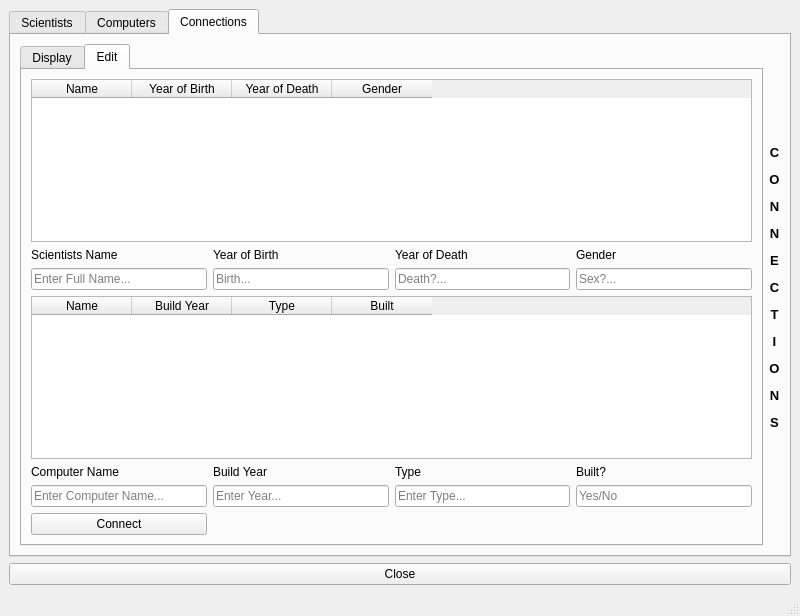
ivarmarkusson/Verkefni-1, file Verkefni3/displaywindow.ui: the form before one commit.
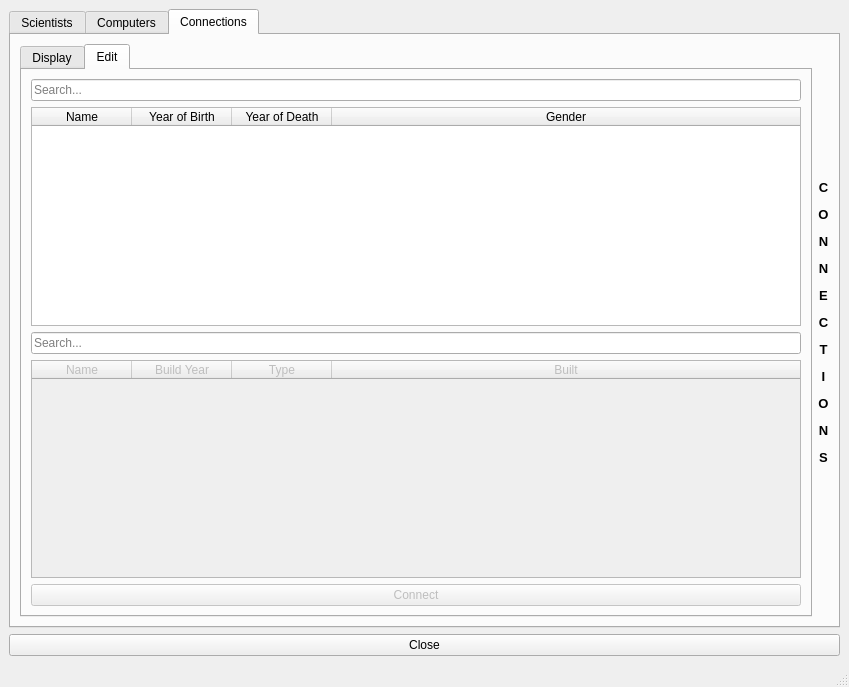
The form after the commit. The open tabs and pages were chosen to show the change.

Diff of the .ui file:
```diff
--- a/Verkefni3/displaywindow.ui
+++ b/Verkefni3/displaywindow.ui
@@ -6,23 +6,16 @@
    <rect>
     <x>0</x>
     <y>0</y>
-    <width>800</width>
-    <height>616</height>
+    <width>849</width>
+    <height>687</height>
    </rect>
   </property>
   <property name="windowTitle">
    <string>MainWindow</string>
   </property>
   <widget class="QWidget" name="centralwidget">
-   <layout class="QGridLayout" name="gridLayout">
-    <item row="2" column="0">
-     <widget class="QPushButton" name="pushButton_close">
-      <property name="text">
-       <string>Close</string>
-      </property>
-     </widget>
-    </item>
-    <item row="1" column="0">
+   <layout class="QGridLayout" name="gridLayout_6">
+    <item row="0" column="0">
      <widget class="QTabWidget" name="tab_sci_com_conn">
       <property name="enabled">
        <bool>true</bool>
@@ -373,16 +366,74 @@
            <attribute name="title">
             <string>Edit</string>
            </attribute>
-           <layout class="QGridLayout" name="gridLayout_8">
-            <item row="2" column="3">
-             <widget class="QLineEdit" name="line_connect_sci_gender_edit">
+           <layout class="QGridLayout" name="gridLayout">
+            <item row="0" column="0">
+             <widget class="QLineEdit" name="line_connect_search_sci">
               <property name="placeholderText">
-               <string>Sex?...</string>
+               <string>Search...</string>
               </property>
              </widget>
             </item>
-            <item row="3" column="0" colspan="4">
+            <item row="1" column="0">
+             <widget class="QTableWidget" name="table_edit_connect_sci">
+              <property name="editTriggers">
+               <set>QAbstractItemView::NoEditTriggers</set>
+              </property>
+              <property name="selectionBehavior">
+               <enum>QAbstractItemView::SelectRows</enum>
+              </property>
+              <property name="sortingEnabled">
+               <bool>true</bool>
+              </property>
+              <attribute name="horizontalHeaderStretchLastSection">
+               <bool>true</bool>
+              </attribute>
+              <column>
+               <property name="text">
+                <string>Name</string>
+               </property>
+              </column>
+              <column>
+               <property name="text">
+                <string>Year of Birth</string>
+               </property>
+              </column>
+              <column>
+               <property name="text">
+                <string>Year of Death</string>
+               </property>
+              </column>
+              <column>
+               <property name="text">
+                <string>Gender</string>
+               </property>
+              </column>
+             </widget>
+            </item>
+            <item row="2" column="0">
+             <widget class="QLineEdit" name="line_connect_search_com">
+              <property name="placeholderText">
+               <string>Search...</string>
+              </property>
+             </widget>
+            </item>
+            <item row="3" column="0">
              <widget class="QTableWidget" name="table_edit_connect_com">
+              <property name="enabled">
+               <bool>false</bool>
+              </property>
+              <property name="editTriggers">
+               <set>QAbstractItemView::NoEditTriggers</set>
+              </property>
+              <property name="selectionBehavior">
+               <enum>QAbstractItemView::SelectRows</enum>
+              </property>
+              <property name="sortingEnabled">
+               <bool>true</bool>
+              </property>
+              <attribute name="horizontalHeaderStretchLastSection">
+               <bool>true</bool>
+              </attribute>
               <column>
                <property name="text">
                 <string>Name</string>
@@ -406,150 +457,15 @@
              </widget>
             </item>
             <item row="4" column="0">
-             <widget class="QLabel" name="label_18">
-              <property name="text">
-               <string>Computer Name</string>
-              </property>
-             </widget>
-            </item>
-            <item row="2" column="2">
-             <widget class="QLineEdit" name="line_connect_sci_death_edit">
-              <property name="placeholderText">
-               <string>Death?...</string>
-              </property>
-             </widget>
-            </item>
-            <item row="2" column="0">
-             <widget class="QLineEdit" name="line_connect_sci_name_edit">
-              <property name="placeholderText">
-               <string>Enter Full Name...</string>
-              </property>
-             </widget>
-            </item>
-            <item row="2" column="1">
-             <widget class="QLineEdit" name="line_connect_sci_birth_edit">
-              <property name="text">
-               <string/>
-              </property>
-              <property name="placeholderText">
-               <string>Birth...</string>
-              </property>
-             </widget>
-            </item>
-            <item row="4" column="1">
-             <widget class="QLabel" name="label_19">
-              <property name="text">
-               <string>Build Year</string>
-              </property>
-             </widget>
-            </item>
-            <item row="5" column="1">
-             <widget class="QLineEdit" name="line_connect_com_year_edit">
-              <property name="text">
-               <string/>
-              </property>
-              <property name="placeholderText">
-               <string>Enter Year...</string>
-              </property>
-             </widget>
-            </item>
-            <item row="5" column="2">
-             <widget class="QLineEdit" name="line_connect_com_type_edit">
-              <property name="placeholderText">
-               <string>Enter Type...</string>
-              </property>
-             </widget>
-            </item>
-            <item row="4" column="3">
-             <widget class="QLabel" name="label_17">
-              <property name="text">
-               <string>Built?</string>
-              </property>
-             </widget>
-            </item>
-            <item row="4" column="2">
-             <widget class="QLabel" name="label_20">
-              <property name="text">
-               <string>Type</string>
-              </property>
-             </widget>
-            </item>
-            <item row="5" column="3">
-             <widget class="QLineEdit" name="line_connect_com_built_edit">
-              <property name="text">
-               <string/>
-              </property>
-              <property name="placeholderText">
-               <string>Yes/No</string>
-              </property>
-             </widget>
-            </item>
-            <item row="5" column="0">
-             <widget class="QLineEdit" name="line_connect_com_name_edit">
-              <property name="placeholderText">
-               <string>Enter Computer Name...</string>
-              </property>
-             </widget>
-            </item>
-            <item row="6" column="0">
              <widget class="QPushButton" name="pushButton_connect">
+              <property name="enabled">
+               <bool>false</bool>
+              </property>
               <property name="text">
                <string>Connect</string>
               </property>
              </widget>
             </item>
-            <item row="1" column="2">
-             <widget class="QLabel" name="label_14">
-              <property name="text">
-               <string>Year of Death</string>
-              </property>
-             </widget>
-            </item>
-            <item row="1" column="3">
-             <widget class="QLabel" name="label_13">
-              <property name="text">
-               <string>Gender</string>
-              </property>
-             </widget>
-            </item>
-            <item row="1" column="0">
-             <widget class="QLabel" name="label_16">
-              <property name="text">
-               <string>Scientists Name</string>
-              </property>
-             </widget>
-            </item>
-            <item row="1" column="1">
-             <widget class="QLabel" name="label_15">
-              <property name="text">
-               <string>Year of Birth</string>
-              </property>
-             </widget>
-            </item>
-            <item row="0" column="0" colspan="4">
-             <widget class="QTableWidget" name="table_edit_connect_sci">
-              <column>
-               <property name="text">
-                <string>Name</string>
-               </property>
-              </column>
-              <column>
-               <property name="text">
-                <string>Year of Birth</string>
-               </property>
-              </column>
-              <column>
-               <property name="text">
-                <string>Year of Death</string>
-               </property>
-              </column>
-              <column>
-               <property name="text">
-                <string>Gender</string>
-               </property>
-              </column>
-             </widget>
-            </item>
            </layout>
           </widget>
          </widget>
@@ -565,6 +481,13 @@
       </widget>
      </widget>
     </item>
+    <item row="1" column="0">
+     <widget class="QPushButton" name="pushButton_close">
+      <property name="text">
+       <string>Close</string>
+      </property>
+     </widget>
+    </item>
    </layout>
   </widget>
   <widget class="QMenuBar" name="menubar">
```
Left out of the diff: 12 changed lines with no effect on the pictures.
